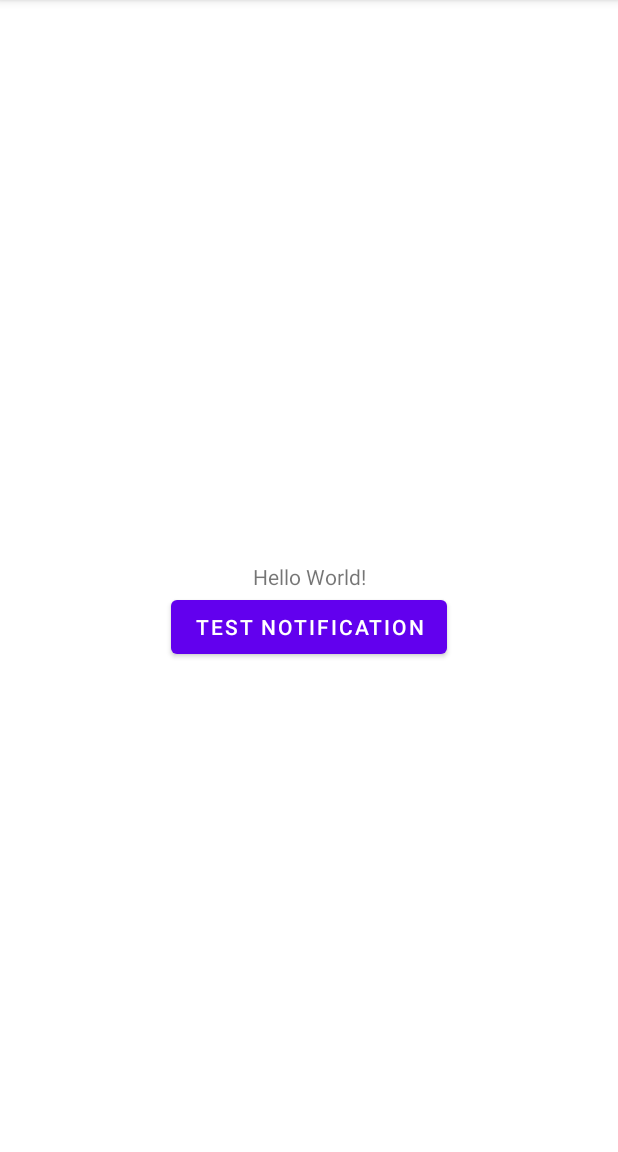
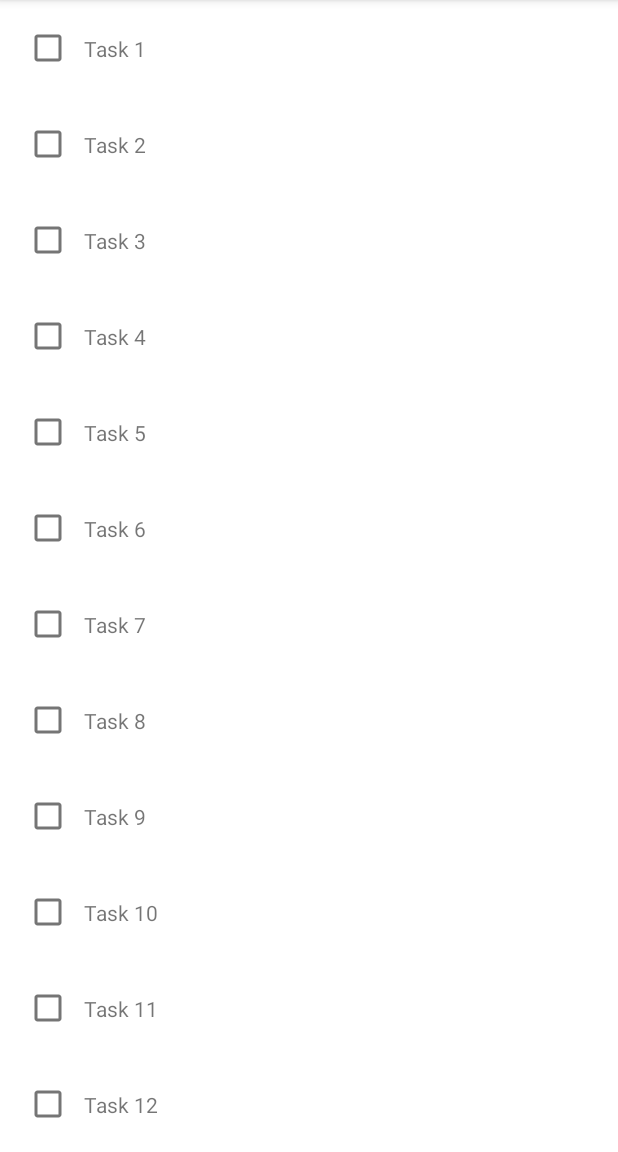
Before and after one commit to dragongling/Personal-planning-app, an Android app: the screen it shows after launch (MainActivity), on a phone screen of 412 x 824 dp, the part 84-1236 px from its top. Run offline under Robolectric (Android 15) with nearby library versions, the phone set to English and light mode, and no system bars.

Commit message:
ToDo list test

```diff
--- a/app/src/main/java/com/slesarenkoas/personalplanningapp/MainActivity.kt
+++ b/app/src/main/java/com/slesarenkoas/personalplanningapp/MainActivity.kt
@@ -1,58 +1,80 @@
 package com.slesarenkoas.personalplanningapp
 
-import android.app.NotificationChannel
-import android.app.NotificationManager
-import android.content.Context
-import android.os.Build
-import android.os.Bundle
-import android.os.SystemClock
+import android.graphics.Paint
+import android.os.*
+import android.view.LayoutInflater
+import android.view.View
+import android.view.ViewGroup
+import androidx.annotation.LayoutRes
 import androidx.appcompat.app.AppCompatActivity
-import androidx.core.app.NotificationCompat
-import androidx.core.app.NotificationManagerCompat
+import androidx.recyclerview.widget.LinearLayoutManager
+import androidx.recyclerview.widget.RecyclerView
 import kotlinx.android.synthetic.main.activity_main.*
+import kotlinx.android.synthetic.main.task_item_row.view.*
 
 
 class MainActivity : AppCompatActivity() {
-    object ChannelIDs{
-        const val TEST: String = "Test"
-    }
+
+    private lateinit var linearLayoutManager : LinearLayoutManager
 
     override fun onCreate(savedInstanceState: Bundle?) {
         super.onCreate(savedInstanceState)
         setContentView(R.layout.activity_main)
 
-        createNotificationChannel()
+        linearLayoutManager = LinearLayoutManager(this)
+        tasksRecyclerView.layoutManager = linearLayoutManager
+        val tasks = ArrayList<Task>()
+        for (i in 1..21) {
+            tasks += Task("Task $i")
+        }
+        tasksRecyclerView.adapter = TaskRecyclerAdapter(tasks)
+    }
 
-        val builder = NotificationCompat.Builder(this, ChannelIDs.TEST)
-                .setSmallIcon(R.drawable.ic_launcher_foreground)
-                .setContentTitle("Title")
-                .setContentText("Content")
-                .setPriority(NotificationCompat.PRIORITY_DEFAULT)
+    class TaskRecyclerAdapter(private val tasks: ArrayList<Task>) :
+            RecyclerView.Adapter<TaskRecyclerAdapter.TaskViewHolder>(){
 
-        testNotificationButton.setOnClickListener {
-            with(NotificationManagerCompat.from(this)) {
-                // notificationId is a unique int for each notification that you must define
-                val oneTimeID = SystemClock.uptimeMillis().toInt()
-                notify(BuildConfig.APPLICATION_ID, oneTimeID, builder.build())
+        private val handler = Handler(Looper.getMainLooper())
+
+        override fun onCreateViewHolder(parent: ViewGroup, viewType: Int): TaskViewHolder {
+            val inflatedView = parent.inflate(R.layout.task_item_row, false)
+            return TaskViewHolder(inflatedView)
+        }
+
+        override fun onBindViewHolder(holder: TaskViewHolder, position: Int) {
+            val itemTask = tasks[position]
+            holder.bindTask(itemTask, position)
+        }
+
+        override fun getItemCount() = tasks.size
+
+        private fun crossOutItem(itemView: View, position: Int) {
+            itemView.taskTitle.paintFlags = itemView.taskTitle.paintFlags or Paint.STRIKE_THRU_TEXT_FLAG
+            val duration: Long = 1000
+            handler.postDelayed({
+                tasks.removeAt(position)
+                notifyDataSetChanged()
+            }, duration)
+        }
+
+        private fun cancelCrossOutItem(itemView: View){
+            itemView.taskTitle.paintFlags = itemView.taskTitle.paintFlags and Paint.STRIKE_THRU_TEXT_FLAG.inv()
+            handler.removeCallbacksAndMessages(null)
+        }
+
+        inner class TaskViewHolder(itemView: View) : RecyclerView.ViewHolder(itemView){
+            fun bindTask(task: Task, position: Int){
+                itemView.taskTitle.text = task.title
+                itemView.taskCheckbox.setOnCheckedChangeListener { _, isChecked ->
+                    if (isChecked)
+                        crossOutItem(itemView, position)
+                    else
+                        cancelCrossOutItem(itemView)
+                }
             }
         }
     }
+}
 
-    private fun createNotificationChannel() {
-        // Create the NotificationChannel, but only on API 26+ because
-        // the NotificationChannel class is new and not in the support library
-        if (Build.VERSION.SDK_INT >= Build.VERSION_CODES.O) {
-            val name = "Test"
-            val descriptionText = "Test notifications"
-            val importance = NotificationManager.IMPORTANCE_DEFAULT
-            val channel = NotificationChannel(ChannelIDs.TEST, name, importance).apply {
-                description = descriptionText
-            }
-            // Register the channel with the system
-            val notificationManager: NotificationManager =
-                    getSystemService(Context.NOTIFICATION_SERVICE) as NotificationManager
-            notificationManager.createNotificationChannel(channel)
-        }
-    }
-
+fun ViewGroup.inflate(@LayoutRes layoutRes: Int, attachToRoot: Boolean = false): View {
+    return LayoutInflater.from(context).inflate(layoutRes, this, attachToRoot)
 }
--- /dev/null
+++ b/app/src/main/java/com/slesarenkoas/personalplanningapp/Task.kt
@@ -0,0 +1,39 @@
+package com.slesarenkoas.personalplanningapp
+
+import java.sql.Timestamp
+
+data class Task(
+//        val id: Int,
+        val title: String//,
+
+//        val parents: List<Task>?,
+//        val children: List<Task>?,
+//        val requires: List<Task>?,
+//
+//        val addTime: Timestamp, // TODO: change type
+//        val startTime: Timestamp,
+//        val endTime: Timestamp,
+//        val repeatPattern: String?, // TODO: format for pattern storage
+//        val timePerDay: Timestamp, // TODO: Time period format
+//
+//        val location: String?, // TODO: Location format
+//        val isHabit: Boolean,
+//        val isMaintenance: Boolean,
+//        val isCategory: Boolean
+)
+
+//val sleep: Task = Task(
+//        0,
+//        "Sleep",
+//        null,
+//        null,
+//        null,
+//        "now",
+//        "",
+//        "",
+//        "every day",
+//        "8 hours",
+//        "Home",
+//        true,
+//        true
+//)
--- a/app/src/main/res/layout/activity_main.xml
+++ b/app/src/main/res/layout/activity_main.xml
@@ -1,29 +1,14 @@
 <?xml version="1.0" encoding="utf-8"?>
 <androidx.constraintlayout.widget.ConstraintLayout xmlns:android="http://schemas.android.com/apk/res/android"
-    xmlns:app="http://schemas.android.com/apk/res-auto"
     xmlns:tools="http://schemas.android.com/tools"
     android:layout_width="match_parent"
     android:layout_height="match_parent"
     tools:context=".MainActivity">
 
-    <TextView
-        android:id="@+id/helloWorldLabel"
-        android:layout_width="wrap_content"
-        android:layout_height="wrap_content"
-        android:text="Hello World!"
-        app:layout_constraintBottom_toBottomOf="parent"
-        app:layout_constraintLeft_toLeftOf="parent"
-        app:layout_constraintRight_toRightOf="parent"
-        app:layout_constraintTop_toTopOf="parent" />
-
-    <Button
-        android:id="@+id/testNotificationButton"
-        android:layout_width="wrap_content"
-        android:layout_height="wrap_content"
-        android:text="@string/test_notification_button"
-        app:layout_constraintTop_toBottomOf="@id/helloWorldLabel"
-        app:layout_constraintLeft_toLeftOf="parent"
-        app:layout_constraintRight_toRightOf="parent"
+    <androidx.recyclerview.widget.RecyclerView
+        android:id="@+id/tasksRecyclerView"
+        android:layout_width="match_parent"
+        android:layout_height="match_parent"
         />
 
 </androidx.constraintlayout.widget.ConstraintLayout>
--- /dev/null
+++ b/app/src/main/res/layout/task_item_row.xml
@@ -0,0 +1,27 @@
+<?xml version="1.0" encoding="utf-8"?>
+<androidx.constraintlayout.widget.ConstraintLayout
+    xmlns:android="http://schemas.android.com/apk/res/android"
+    xmlns:app="http://schemas.android.com/apk/res-auto"
+    xmlns:tools="http://schemas.android.com/tools"
+    android:padding="8dp"
+    android:layout_width="match_parent"
+    android:layout_height="wrap_content">
+
+    <CheckBox
+        android:id="@+id/taskCheckbox"
+        android:layout_width="wrap_content"
+        android:layout_height="wrap_content"
+        app:layout_constraintBottom_toBottomOf="parent"
+        app:layout_constraintStart_toStartOf="parent"
+        app:layout_constraintTop_toTopOf="parent"
+        />
+
+    <TextView
+        android:id="@+id/taskTitle"
+        android:layout_width="wrap_content"
+        android:layout_height="wrap_content"
+        app:layout_constraintBottom_toBottomOf="parent"
+        app:layout_constraintStart_toEndOf="@id/taskCheckbox"
+        app:layout_constraintTop_toTopOf="parent"
+        tools:text="Task Title" />
+</androidx.constraintlayout.widget.ConstraintLayout>
```
Also changed, not shown: 2 other files.
